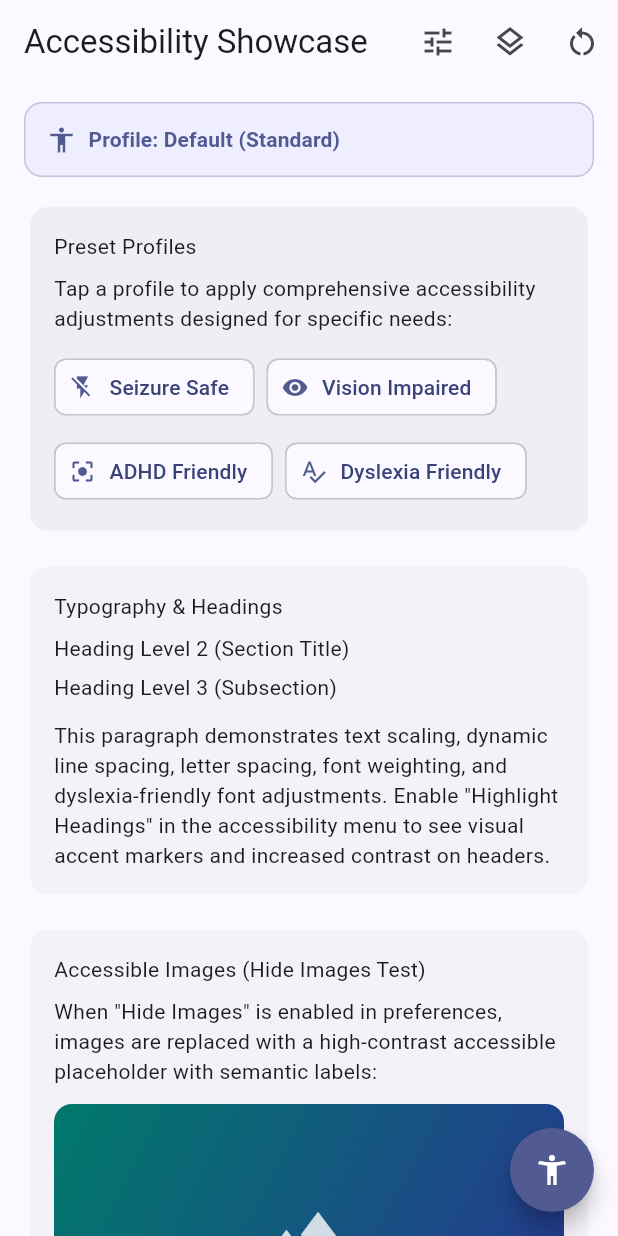
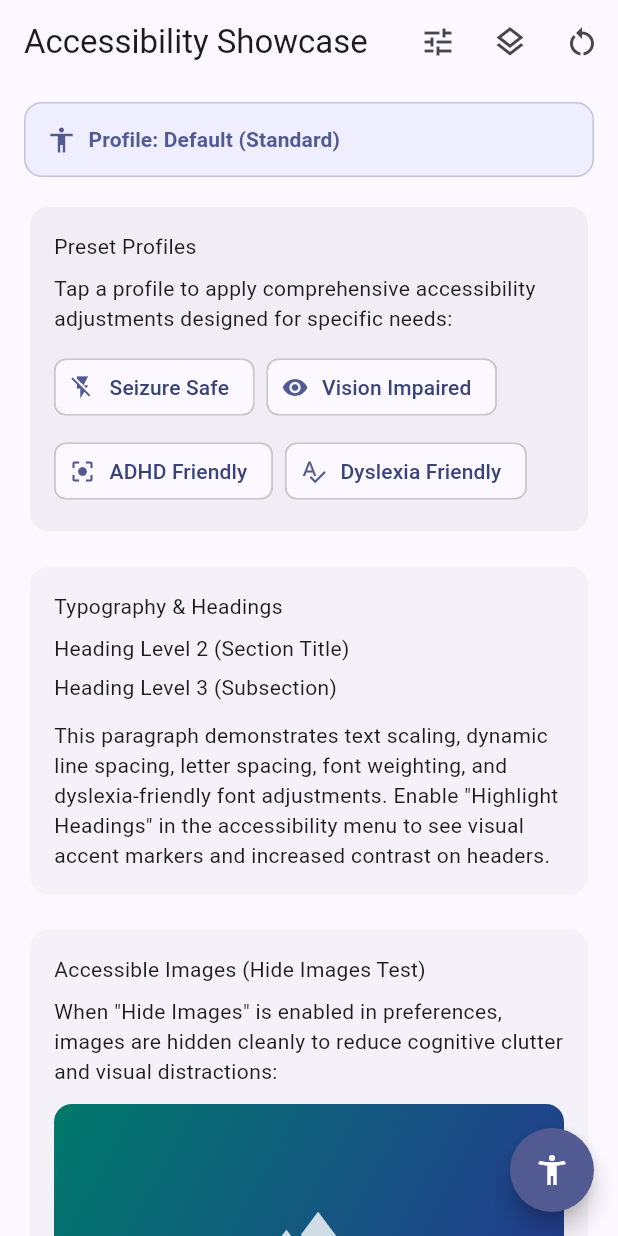
Before and after one commit to anishghale007/accessibility_widget, a Flutter app: the screen it shows after launch, on a phone screen of 412 x 824 dp. Run offline on Flutter 3.47's test engine with Material 3 defaults, Android fonts, the phone set to English and light mode, and no system bars; our stand-ins replace shared_preferences.

Commit message:
AccessibleImage now does not render default placeholder

```diff
--- a/example/lib/main.dart
+++ b/example/lib/main.dart
@@ -252,7 +252,7 @@ class _AccessibilityShowcaseScreenState
                     ),
                     const SizedBox(height: 8),
                     Text(
-                      'When "Hide Images" is enabled in preferences, images are replaced with a high-contrast accessible placeholder with semantic labels:',
+                      'When "Hide Images" is enabled in preferences, images are hidden cleanly to reduce cognitive clutter and visual distractions:',
                       style: theme.textTheme.bodyMedium,
                     ),
                     const SizedBox(height: 12),
--- a/lib/src/widgets/accessible_image.dart
+++ b/lib/src/widgets/accessible_image.dart
@@ -3,8 +3,8 @@ import 'accessibility_scope.dart';
 
 /// An accessible image wrapper widget that respects the [AccessibilitySettings.hideImages] preference.
 ///
-/// When `hideImages` is enabled, this widget replaces the image with an accessible placeholder
-/// carrying a semantic label. When disabled, the child image renders normally.
+/// When `hideImages` is enabled, this widget hides the image (or renders an optional custom [placeholder]).
+/// When disabled, the child image renders normally.
 class AccessibleImage extends StatelessWidget {
   const AccessibleImage({
     required this.child,
@@ -18,16 +18,16 @@ class AccessibleImage extends StatelessWidget {
   /// The original image widget to render when images are visible.
   final Widget child;
 
-  /// Optional width for the placeholder when image is hidden.
+  /// Optional width when image is hidden.
   final double? width;
 
-  /// Optional height for the placeholder when image is hidden.
+  /// Optional height when image is hidden.
   final double? height;
 
   /// Optional custom placeholder widget.
   final Widget? placeholder;
 
-  /// Accessibility semantic label announced by screen readers when the image is hidden.
+  /// Accessibility semantic label announced by screen readers when a custom placeholder is used.
   final String semanticLabel;
 
   @override
@@ -46,44 +46,13 @@ class AccessibleImage extends StatelessWidget {
       );
     }
 
-    final ThemeData theme = Theme.of(context);
-    return Semantics(
-      container: true,
-      label: semanticLabel,
-      child: Container(
+    if (width != null || height != null) {
+      return SizedBox(
         width: width,
-        height: height ?? 120,
-        decoration: BoxDecoration(
-          color: theme.colorScheme.surfaceContainerHighest.withValues(alpha: 0.5),
-          borderRadius: BorderRadius.circular(8),
-          border: Border.all(
-            color: theme.dividerColor,
-            width: 1.0,
-          ),
-        ),
-        alignment: Alignment.center,
-        child: Column(
-          mainAxisSize: MainAxisSize.min,
-          mainAxisAlignment: MainAxisAlignment.center,
-          children: <Widget>[
-            Icon(
-              Icons.image_not_supported_outlined,
-              size: 32,
-              color: theme.colorScheme.onSurfaceVariant,
-            ),
-            const SizedBox(height: 6),
-            ExcludeSemantics(
-              child: Text(
-                semanticLabel,
-                style: theme.textTheme.bodySmall?.copyWith(
-                  color: theme.colorScheme.onSurfaceVariant,
-                ),
-                textAlign: TextAlign.center,
-              ),
-            ),
-          ],
-        ),
-      ),
-    );
+        height: height,
+      );
+    }
+
+    return const SizedBox.shrink();
   }
 }
```
Also changed, not shown: 3 other files.
